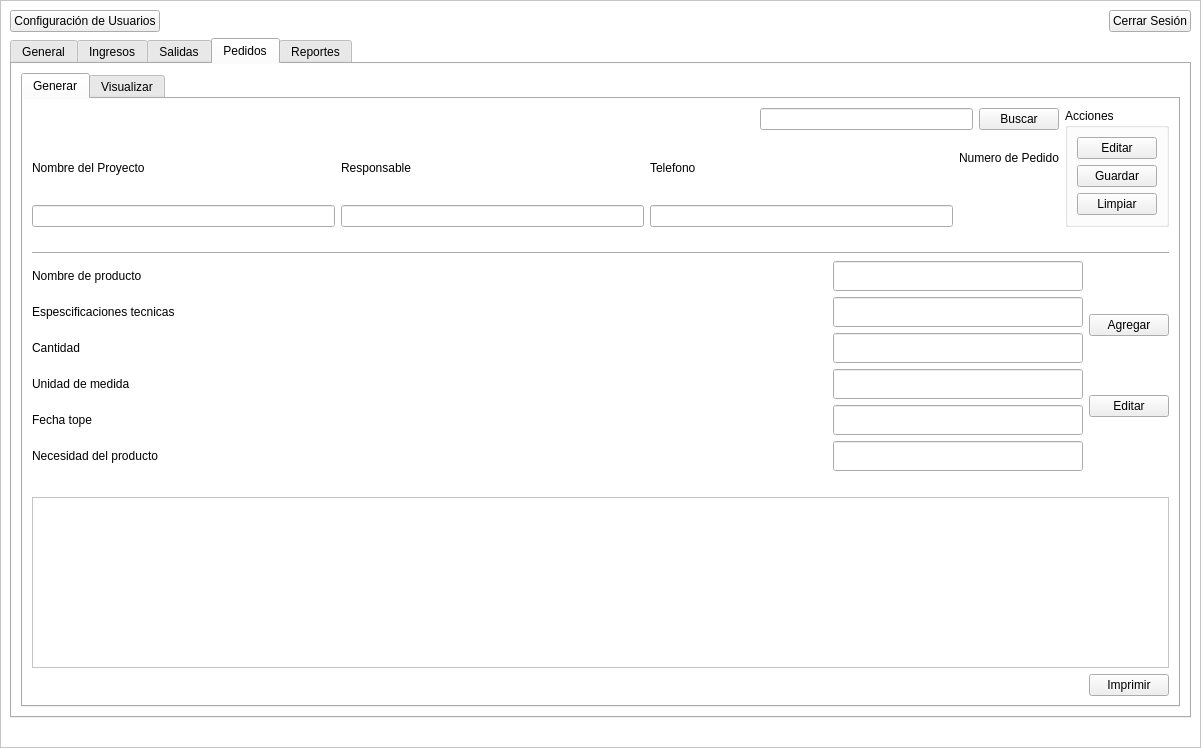
Above: ui/menuprincipal.ui from juliosi02/YSR-Control-de-Inventario before the change. Below: the same form after it.
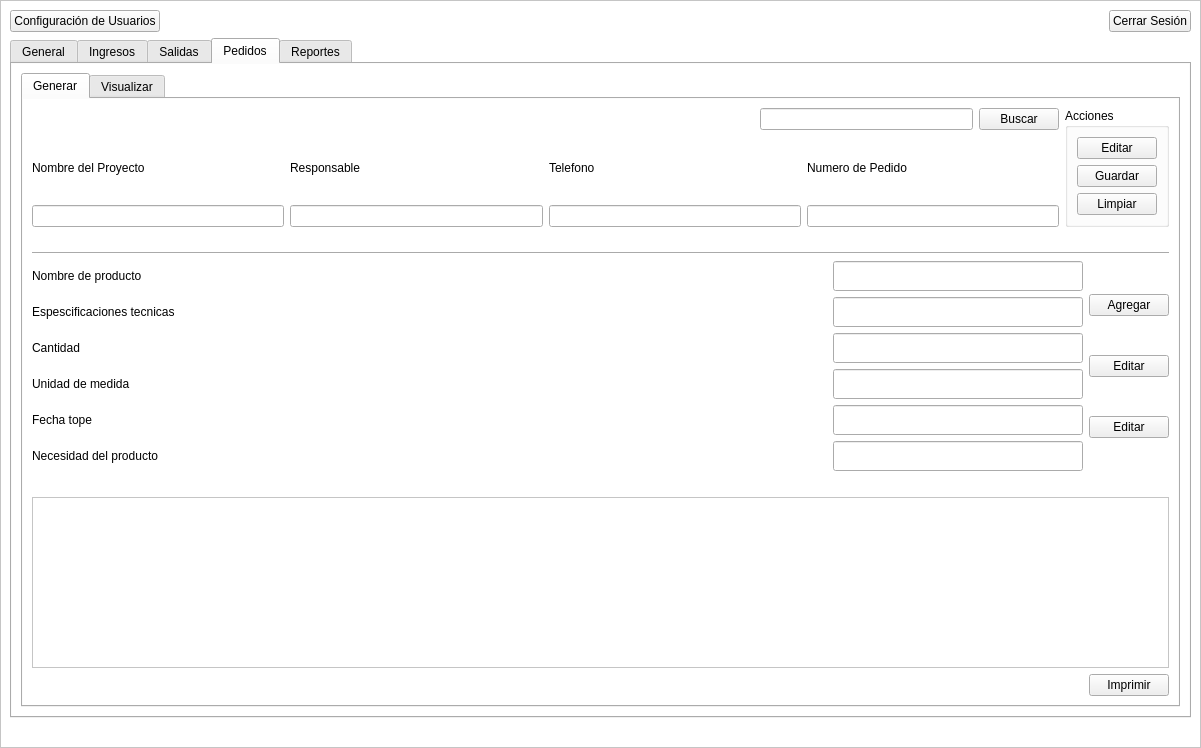
That is the form after the change. The open tabs and pages were chosen to show the change.

Commit message: caambios en el main y ui de menu principal no se que hice

```diff
--- a/ui/menuprincipal.ui
+++ b/ui/menuprincipal.ui
@@ -2371,11 +2371,7 @@
                         </widget>
                        </item>
                        <item>
-                        <widget class="QLabel" name="label_numeroPedido">
-                         <property name="text">
-                          <string/>
-                         </property>
-                        </widget>
+                        <widget class="QLineEdit" name="lineEdit_numeroPedido"/>
                        </item>
                       </layout>
                      </item>
@@ -2691,7 +2687,14 @@
                     </widget>
                    </item>
                    <item>
-                    <widget class="QPushButton" name="btn_editarPedido_3">
+                    <widget class="QPushButton" name="btn_elimiarPedido_1">
+                     <property name="text">
+                      <string>Editar</string>
+                     </property>
+                    </widget>
+                   </item>
+                   <item>
+                    <widget class="QPushButton" name="btn_editartblPedido_">
                      <property name="text">
                       <string>Editar</string>
                      </property>
```
Left out of the diff: 34 changed lines with no effect on the pictures. The commit also changes 1 other file.
